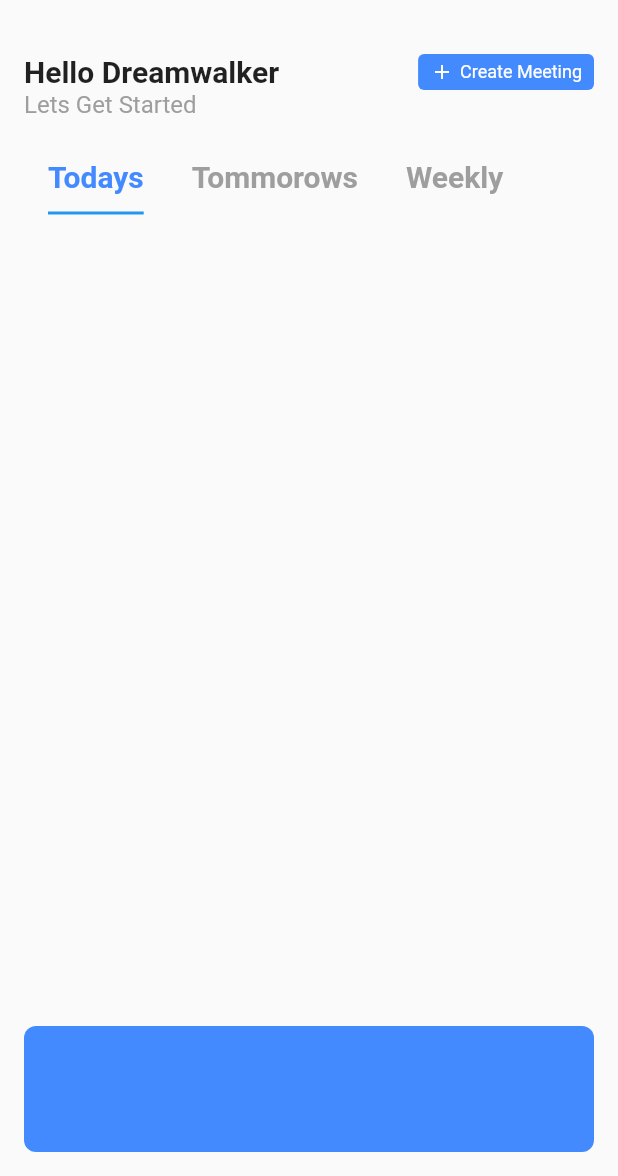
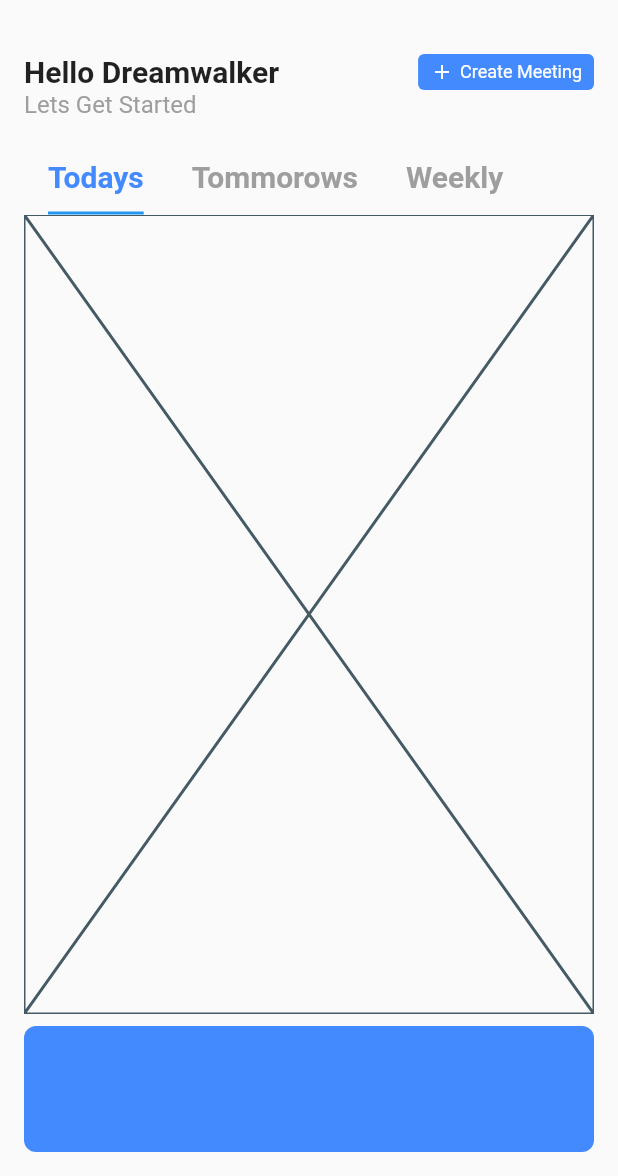
Before and after one commit to JAICHANGPARK/flutter_notebook_19th_story, a Flutter app: the screen it shows after launch, on a phone screen of 412 x 824 dp, the part 60-1236 px from its top. Run offline on Flutter 3.47's test engine with Material 2 defaults, Android fonts, the phone set to English and light mode, and no system bars; our stand-ins replace bubble_tab_indicator, cached_network_image, countup, fl_chart, flutter_riverpod, freezed_annotation and 2 more.

Commit message:
Update meeting_todays_widget.dart

```diff
--- a/lib/ep1139_office_meeting_app/src/ui/meeting_todays_widget.dart
+++ b/lib/ep1139_office_meeting_app/src/ui/meeting_todays_widget.dart
@@ -12,6 +12,6 @@ class MeetingTodaysWidget extends StatefulWidget {
 class _MeetingTodaysWidgetState extends State<MeetingTodaysWidget> {
   @override
   Widget build(BuildContext context) {
-    return Container();
+    return Placeholder();
   }
 }
```
